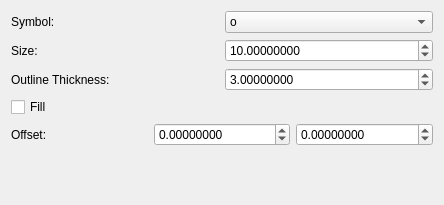
First picture: the form in polylaue/ui/resources/ui/reflections_style_editor.ui, repository PolyLaue/PolyLaue, before the edit.
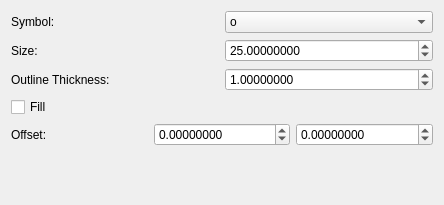
Second picture: the form after the edit. Custom widgets are drawn as their Qt base class.

Commit message:
Update defaults for reflections style
These are better defaults...

Patch:
```diff
--- a/polylaue/ui/resources/ui/reflections_style_editor.ui
+++ b/polylaue/ui/resources/ui/reflections_style_editor.ui
@@ -153,7 +153,7 @@
       <double>100000000.000000000000000</double>
      </property>
      <property name="value">
-      <double>3.000000000000000</double>
+      <double>1.000000000000000</double>
      </property>
     </widget>
    </item>
@@ -172,7 +172,7 @@
       <double>100000000.000000000000000</double>
      </property>
      <property name="value">
-      <double>10.000000000000000</double>
+      <double>25.000000000000000</double>
      </property>
     </widget>
    </item>
```
The commit also changes 1 other file.
